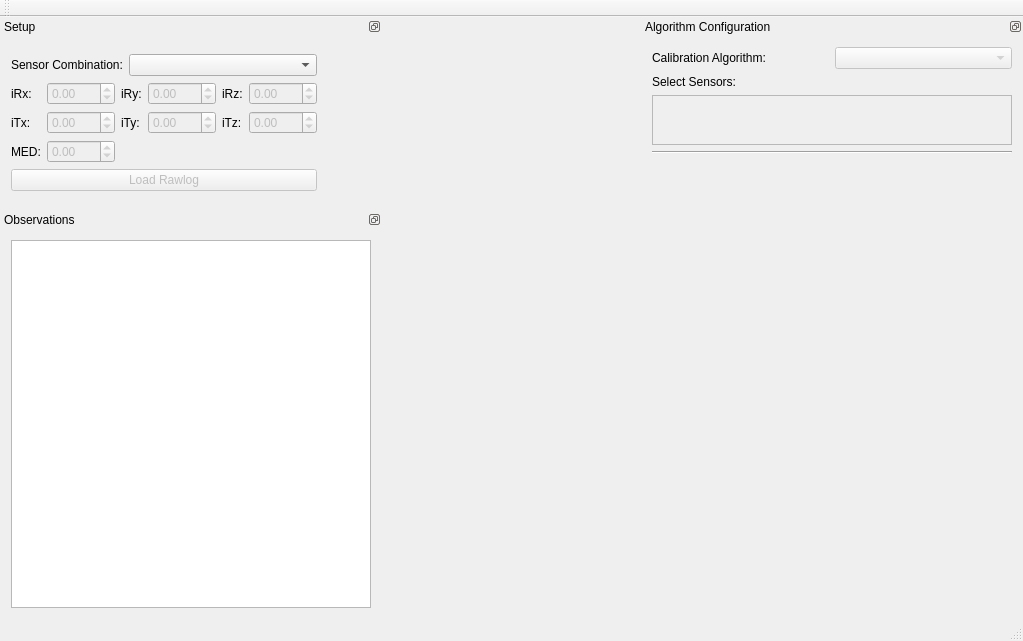
The window that gui/CMainWindow.ui (MRPT/autocalib-sensor-extrinsics) describes before a commit, drawn with Qt 5.
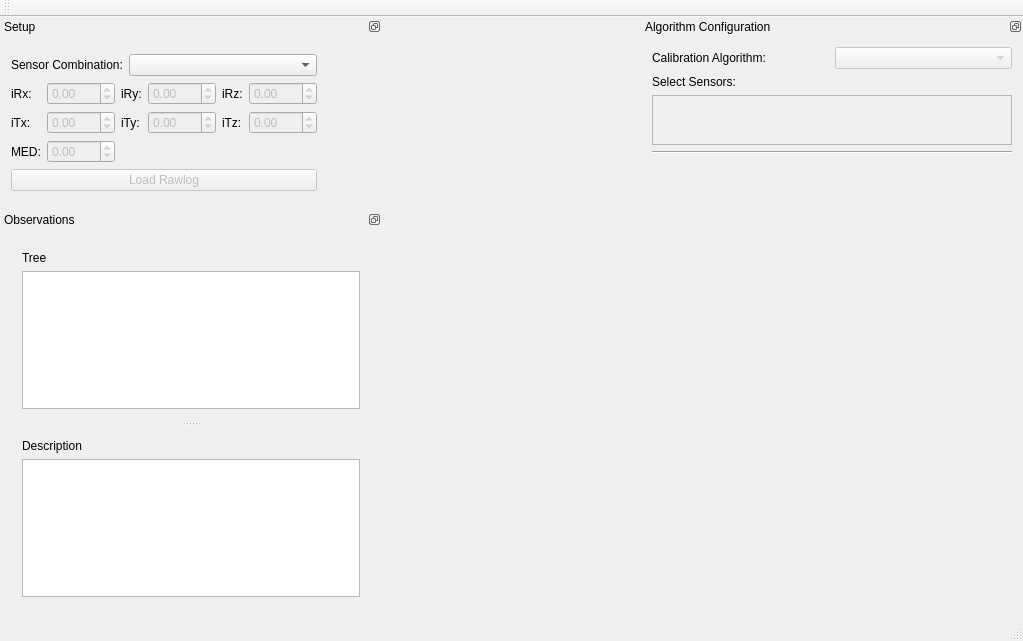
The same window after the commit. Custom widgets are drawn as their Qt base class.

Commit message: Add observation description window

The edit to the form file:
```diff
--- a/gui/CMainWindow.ui
+++ b/gui/CMainWindow.ui
@@ -314,12 +314,53 @@
     <number>1</number>
    </attribute>
    <widget class="QWidget" name="observations_dockwidget_contents">
-    <layout class="QHBoxLayout" name="horizontalLayout_3">
+    <layout class="QVBoxLayout" name="verticalLayout_6">
      <item>
-      <widget class="QTreeView" name="observations_treeview">
-       <attribute name="headerVisible">
-        <bool>false</bool>
-       </attribute>
+      <widget class="QSplitter" name="splitter">
+       <property name="orientation">
+        <enum>Qt::Vertical</enum>
+       </property>
+       <property name="handleWidth">
+        <number>8</number>
+       </property>
+       <widget class="QWidget" name="">
+        <layout class="QVBoxLayout" name="observations_treeview_group">
+         <item>
+          <widget class="QLabel" name="observations_treeview_label">
+           <property name="text">
+            <string>Tree</string>
+           </property>
+          </widget>
+         </item>
+         <item>
+          <widget class="QTreeView" name="observations_treeview">
+           <property name="sizePolicy">
+            <sizepolicy hsizetype="Expanding" vsizetype="Expanding">
+             <horstretch>0</horstretch>
+             <verstretch>1</verstretch>
+            </sizepolicy>
+           </property>
+           <attribute name="headerVisible">
+            <bool>false</bool>
+           </attribute>
+          </widget>
+         </item>
+        </layout>
+       </widget>
+       <widget class="QWidget" name="">
+        <layout class="QVBoxLayout" name="observations_description_group">
+         <item>
+          <widget class="QLabel" name="observations_description_label">
+           <property name="text">
+            <string>Description</string>
+           </property>
+          </widget>
+         </item>
+         <item>
+          <widget class="QTextBrowser" name="observations_description_textbrowser"/>
+         </item>
+        </layout>
+       </widget>
       </widget>
      </item>
     </layout>
```
The commit also changes 7 other files.
